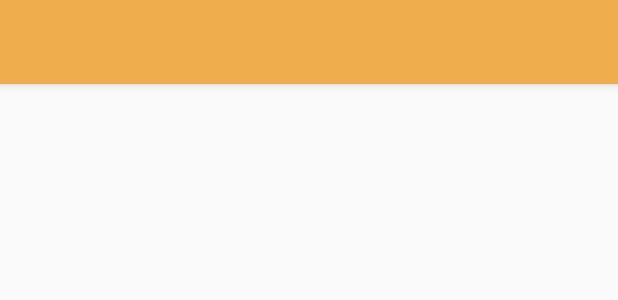
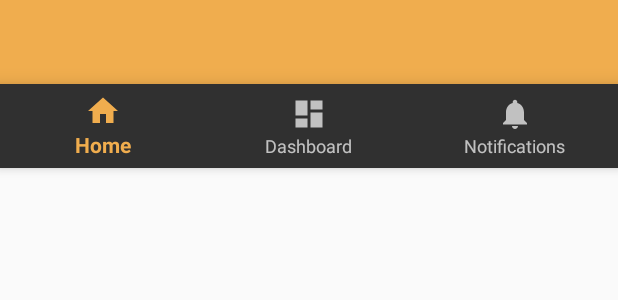
Before and after one commit to gerasp/MeetAndEat, an Android app: the layout activity_base_drawer.xml on its own in the app's theme, with its tools: preview values and no code run, on a phone screen of 412 x 824 dp. Shown: the top 300 px of the screen. Run offline under Robolectric (Android 15) with nearby library versions, the phone set to English and light mode, and no system bars.

Commit message:
Changed Activity structure

```diff
--- a/app/src/main/AndroidManifest.xml
+++ b/app/src/main/AndroidManifest.xml
@@ -26,7 +26,6 @@
             android:name=".view.MainActivity"
             android:label="@string/title_activity_main"
             android:theme="@style/AppTheme" />
-
     </application>
 
 </manifest>
--- a/app/src/main/java/net/gerardomedina/meetandeat/view/BaseActivity.java
+++ b/app/src/main/java/net/gerardomedina/meetandeat/view/BaseActivity.java
@@ -15,8 +15,9 @@ import net.gerardomedina.meetandeat.R;
 public abstract class BaseActivity extends AppCompatActivity {
 
     public void changeToActivity(Class activity) {
-        Intent intent = new Intent(this, activity);
-        startActivity(intent);
+        this.startActivity(new Intent(this, activity));
+        this.overridePendingTransition(0, 0);
+
     }
 
     public void showSimpleDialog(String message) {
--- a/app/src/main/java/net/gerardomedina/meetandeat/view/MainActivity.java
+++ b/app/src/main/java/net/gerardomedina/meetandeat/view/MainActivity.java
@@ -14,7 +14,6 @@ public class MainActivity extends BaseDrawerActivity
         stub.setLayoutResource(R.layout.activity_main);
         stub.inflate();
 
-
         super.onCreate(savedInstanceState);
 
 
--- a/app/src/main/res/layout/activity_base_drawer.xml
+++ b/app/src/main/res/layout/activity_base_drawer.xml
@@ -1,21 +1,12 @@
 <?xml version="1.0" encoding="utf-8"?>
-<android.support.v4.widget.DrawerLayout xmlns:android="http://schemas.android.com/apk/res/android"
+<LinearLayout xmlns:android="http://schemas.android.com/apk/res/android"
     xmlns:app="http://schemas.android.com/apk/res-auto"
     xmlns:tools="http://schemas.android.com/tools"
-    android:id="@+id/drawer_layout"
+    android:id="@+id/container"
     android:layout_width="match_parent"
     android:layout_height="match_parent"
-    android:fitsSystemWindows="true"
-    tools:openDrawer="start">
-
-
-    <android.support.design.widget.CoordinatorLayout xmlns:android="http://schemas.android.com/apk/res/android"
-        xmlns:app="http://schemas.android.com/apk/res-auto"
-        xmlns:tools="http://schemas.android.com/tools"
-        android:layout_width="match_parent"
-        android:layout_height="match_parent"
-        tools:context="net.gerardomedina.meetandeat.view.MainActivity">
-
+    android:orientation="vertical"
+    tools:context="net.gerardomedina.meetandeat.view.BaseDrawerActivity">
     <android.support.design.widget.AppBarLayout
         android:layout_width="match_parent"
         android:layout_height="wrap_content"
@@ -34,17 +25,17 @@
             android:layout_width="match_parent"
             android:layout_height="match_parent" />
 
+        <android.support.design.widget.BottomNavigationView
+            android:id="@+id/navigation"
+            android:layout_width="match_parent"
+            android:layout_height="wrap_content"
+            android:layout_gravity="bottom"
+            android:background="?android:attr/windowBackground"
+            app:menu="@menu/navigation" />
 
     </android.support.design.widget.AppBarLayout>
-    </android.support.design.widget.CoordinatorLayout>
 
-    <android.support.design.widget.NavigationView
-        android:id="@+id/nav_view"
-        android:layout_width="wrap_content"
-        android:layout_height="match_parent"
-        android:layout_gravity="start"
-        android:fitsSystemWindows="true"
-        app:headerLayout="@layout/drawer_header"
-        app:menu="@menu/activity_main_drawer" />
 
-</android.support.v4.widget.DrawerLayout>
+
+
+</LinearLayout>
--- a/app/src/main/res/layout/activity_main.xml
+++ b/app/src/main/res/layout/activity_main.xml
@@ -9,4 +9,10 @@
         tools:showIn="@layout/activity_main">
 
 
+    <TimePicker
+        android:id="@+id/timePicker"
+        android:layout_width="wrap_content"
+        android:layout_height="wrap_content"
+        tools:layout_editor_absoluteX="-105dp"
+        tools:layout_editor_absoluteY="33dp" />
 </android.support.constraint.ConstraintLayout>
--- a/app/src/main/res/menu/activity_main_drawer.xml
+++ /dev/null
@@ -1,36 +0,0 @@
-<?xml version="1.0" encoding="utf-8"?>
-<menu xmlns:android="http://schemas.android.com/apk/res/android">
-
-    <group android:checkableBehavior="single">
-        <item
-            android:id="@+id/nav_camera"
-            android:icon="@drawable/ic_menu_camera"
-            android:title="Import" />
-        <item
-            android:id="@+id/nav_gallery"
-            android:icon="@drawable/ic_menu_gallery"
-            android:title="Gallery" />
-        <item
-            android:id="@+id/nav_slideshow"
-            android:icon="@drawable/ic_menu_slideshow"
-            android:title="Slideshow" />
-        <item
-            android:id="@+id/nav_manage"
-            android:icon="@drawable/ic_menu_manage"
-            android:title="Tools" />
-    </group>
-
-    <item android:title="Communicate">
-        <menu>
-            <item
-                android:id="@+id/nav_share"
-                android:icon="@drawable/ic_menu_share"
-                android:title="Share" />
-            <item
-                android:id="@+id/nav_send"
-                android:icon="@drawable/ic_menu_send"
-                android:title="Send" />
-        </menu>
-    </item>
-
-</menu>
--- /dev/null
+++ b/app/src/main/res/menu/navigation.xml
@@ -0,0 +1,19 @@
+<?xml version="1.0" encoding="utf-8"?>
+<menu xmlns:android="http://schemas.android.com/apk/res/android">
+
+    <item
+        android:id="@+id/navigation_home"
+        android:icon="@drawable/ic_home_black_24dp"
+        android:title="@string/title_home" />
+
+    <item
+        android:id="@+id/navigation_dashboard"
+        android:icon="@drawable/ic_dashboard_black_24dp"
+        android:title="@string/title_dashboard" />
+
+    <item
+        android:id="@+id/navigation_notifications"
+        android:icon="@drawable/ic_notifications_black_24dp"
+        android:title="@string/title_notifications" />
+
+</menu>
```
Also changed, not shown: app/src/main/java/net/gerardomedina/meetandeat/view/BaseDrawerActivity.java (+24 -47 lines), app/src/main/res/layout/drawer_header.xml (deleted, +0 -35 lines), app/src/main/res/menu/activity_main2_drawer.xml (deleted, +0 -36 lines), app/src/main/res/menu/main2.xml (deleted, +0 -9 lines), app/src/main/res/menu/menu_main.xml (deleted, +0 -10 lines).
